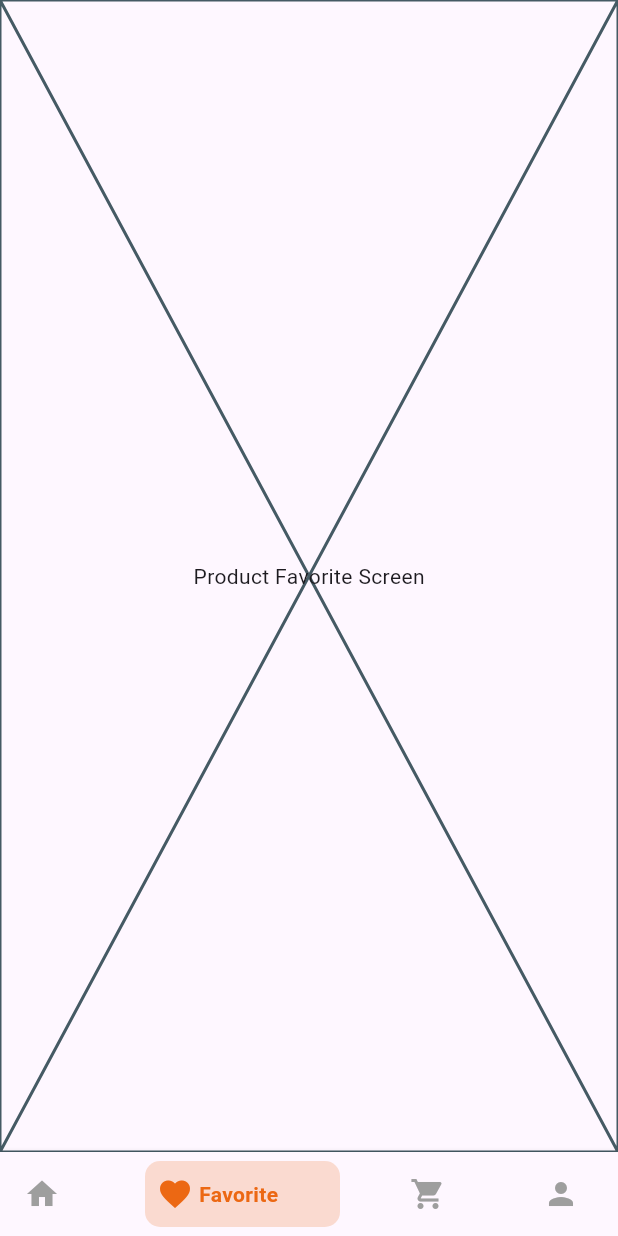
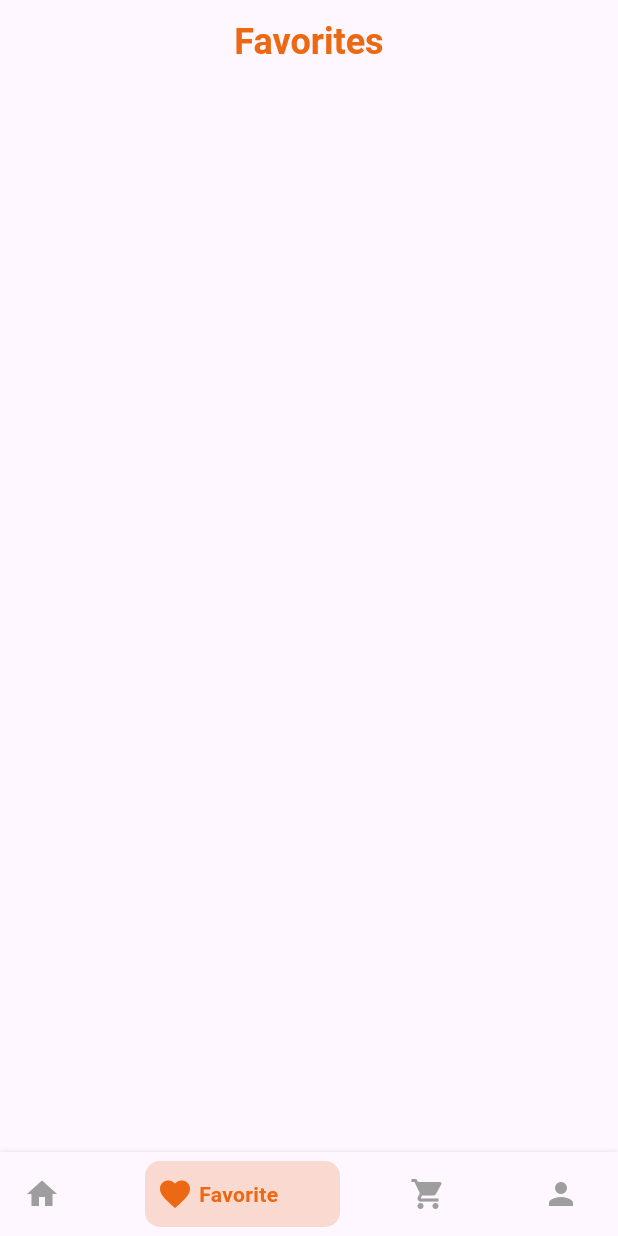
Before and after one commit to Ridmike/E-comm-User, a Flutter app: the HomeScreen screen opened directly, item 2 of the bottom bar chosen, on a phone screen of 412 x 824 dp. Run offline on Flutter 3.47's test engine with Material 3 defaults, Android fonts, the phone set to English and light mode, and no system bars; drawn by our look-alikes of bottom_navy_bar; our stand-ins replace dropdown_button2, flutter_login, flutter_rating_bar, font_awesome_flutter, get, get_storage and 1 more; missing offline and left inert: flutter_cart; accounts and stored records are empty; network calls fail.

Commit message:
add favorite functionality with and update UI components

```diff
--- a/lib/screen/home_screen.dart
+++ b/lib/screen/home_screen.dart
@@ -14,7 +14,7 @@ class HomeScreen extends StatefulWidget {
 
   static const List<Widget> screens = [
     ProductListScreen(),
-    ProductFavoriteScreen(),
+    FavoriteScreen(),
     UserCartScreen(),
     ProfileScreen()
   ];
--- a/lib/screen/product_favourite/product_favorite_screen.dart
+++ b/lib/screen/product_favourite/product_favorite_screen.dart
@@ -1,18 +1,37 @@
+import 'package:e_com_user/utility/extensions.dart';
+
+import 'provider/favorite_provider.dart';
 import 'package:flutter/material.dart';
+import 'package:provider/provider.dart';
+import '../../../../widget/product_grid_view.dart';
+import '../../utility/app_color.dart';
 
-class ProductFavoriteScreen extends StatefulWidget {
-  const ProductFavoriteScreen({super.key});
+class FavoriteScreen extends StatelessWidget {
+  const FavoriteScreen({super.key});
 
   @override
-  State<ProductFavoriteScreen> createState() => _ProductFavoriteScreenState();
-}
-
-class _ProductFavoriteScreenState extends State<ProductFavoriteScreen> {
-  @override
   Widget build(BuildContext context) {
-    return const Placeholder(
-      child: Center(
-        child: Text('Product Favorite Screen'),
+    Future.delayed(Duration.zero, () {
+      context.favoriteProvider.loadFavoriteItems();
+    });
+    return Scaffold(
+      appBar: AppBar(
+        title: const Text(
+          "Favorites",
+          style: TextStyle(
+            fontSize: 24,
+            fontWeight: FontWeight.bold,
+            color: AppColor.darkOrange,
+          ),
+        ),
+      ),
+      body: Padding(
+        padding: const EdgeInsets.all(20),
+        child: Consumer<FavoriteProvider>(
+          builder: (context, favoriteProvider, child) {
+            return ProductGridView(items: favoriteProvider.favoriteProduct);
+          },
+        ),
       ),
     );
   }
--- a/lib/utility/constants.dart
+++ b/lib/utility/constants.dart
@@ -16,3 +16,4 @@ String get MAIN_URL {
 }
 
 const USER_INFO_BOX = 'USER_INFO_BOX';
+const FAVORITE_PRODUCT_LIST = 'FAVORITE_PRODUCT_LIST';
--- a/lib/utility/extensions.dart
+++ b/lib/utility/extensions.dart
@@ -1,6 +1,8 @@
 import 'package:e_com_user/core/data/data_provider.dart';
 import 'package:e_com_user/screen/login_screen/provider/user_provider.dart';
 import 'package:e_com_user/screen/product_by_category/provider/product_by_category_provider.dart';
+import 'package:e_com_user/screen/product_details/provider/product_details_provider.dart';
+import 'package:e_com_user/screen/product_favourite/provider/favorite_provider.dart';
 import 'package:flutter/cupertino.dart';
 import 'package:provider/provider.dart';
 
@@ -9,5 +11,7 @@ extension Providers on BuildContext {
   DataProvider get dataProvider => Provider.of<DataProvider>(this, listen: false);
   UserProvider get userProvider => Provider.of<UserProvider>(this, listen: false);
   ProductByCategoryProvider get proByCProvider => Provider.of<ProductByCategoryProvider>(this, listen: false);
+  FavoriteProvider get favoriteProvider => Provider.of<FavoriteProvider>(this, listen: false);
+  ProductDetailProvider get productDetailProvider => Provider.of<ProductDetailProvider>(this, listen: false);
 
 }
--- a/lib/widget/product_grid_view.dart
+++ b/lib/widget/product_grid_view.dart
@@ -2,6 +2,8 @@ import 'package:e_com_user/models/product.dart';
 import 'package:e_com_user/screen/product_details/product_details_screen.dart';
 import 'package:e_com_user/screen/product_details/provider/product_details_provider.dart';
 import 'package:e_com_user/core/data/data_provider.dart';
+import 'package:e_com_user/utility/extensions.dart';
+import 'package:e_com_user/screen/product_favourite/provider/favorite_provider.dart';
 import 'package:flutter/material.dart';
 import 'package:provider/provider.dart';
 
@@ -21,9 +23,8 @@ class ProductGridView extends StatefulWidget {
 
 class _ProductGridViewState extends State<ProductGridView> {
   void _toggleFavorite(Product product) {
-    setState(() {
-      product.isFavorite = !(product.isFavorite ?? false);
-    });
+    final favoriteProvider = context.read<FavoriteProvider>();
+    favoriteProvider.updateToFavoriteList(product.sId ?? "");
     widget.onFavoriteToggle?.call(product);
   }
 
@@ -140,7 +141,11 @@ class _ProductGridViewState extends State<ProductGridView> {
                     Positioned(
                       top: 8,
                       right: 8,
-                      child: Material(
+                      child: Consumer<FavoriteProvider>(
+                        builder: (context, favoriteProvider, child) {
+                          final isFavorite = favoriteProvider
+                              .checkIsItemFavourite(product.sId ?? '');
+                          return Material(
                             color: Colors.transparent,
                             child: InkWell(
                               onTap: () {
@@ -148,15 +153,14 @@ class _ProductGridViewState extends State<ProductGridView> {
                                 ScaffoldMessenger.of(context).showSnackBar(
                                   SnackBar(
                                     content: Text(
-                                  (product.isFavorite ?? false)
-                                      ? 'Added ${product.name} to favorites'
-                                      : 'Removed ${product.name} from favorites',
+                                      isFavorite
+                                          ? 'Removed ${product.name} from favorites'
+                                          : 'Added ${product.name} to favorites',
                                     ),
                                     duration: const Duration(seconds: 1),
                                   ),
                                 );
                               },
-                          borderRadius: BorderRadius.circular(50),
                               child: Container(
                                 padding: const EdgeInsets.all(8),
                                 decoration: BoxDecoration(
@@ -164,7 +168,7 @@ class _ProductGridViewState extends State<ProductGridView> {
                                   shape: BoxShape.circle,
                                 ),
                                 child: Icon(
-                              (product.isFavorite ?? false)
+                                  isFavorite
                                       ? Icons.favorite
                                       : Icons.favorite_border,
                                   color: Colors.red,
@@ -172,6 +176,8 @@ class _ProductGridViewState extends State<ProductGridView> {
                                 ),
                               ),
                             ),
+                          );
+                        },
                       ),
                     ),
                   ],
```
Also changed, not shown: lib/main.dart (+8 -7 lines), lib/screen/product_favourite/provider/favorite_provider.dart (+36 -2 lines), lib/widget/product_grid_title.dart (+132 -131 lines). Lines whose indentation alone changed are shown as unchanged.
